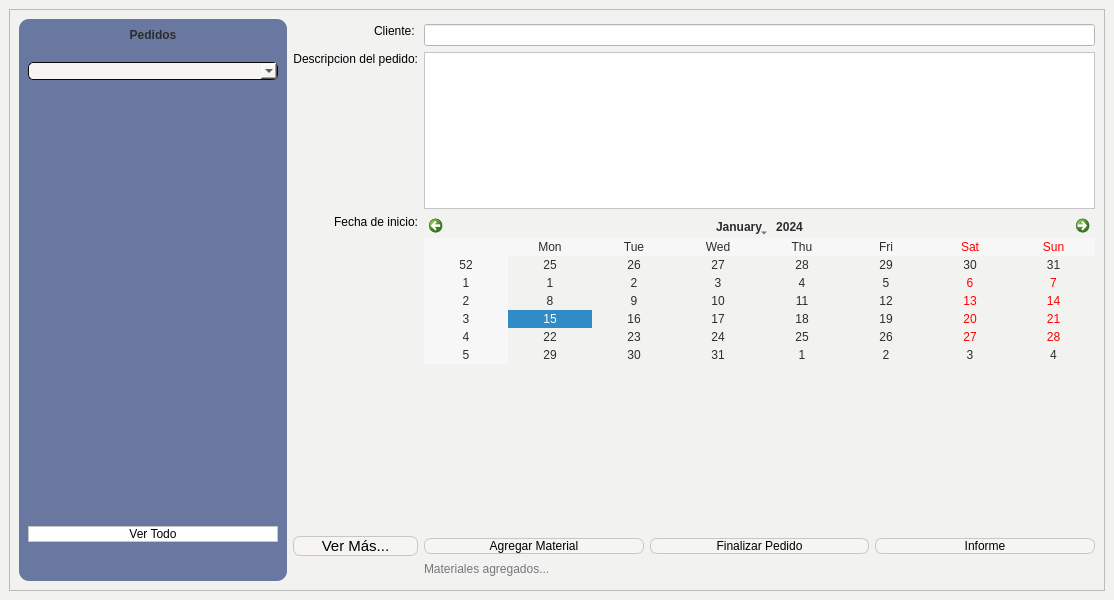
The window that Proyecto/Interfaces/Ui/Vista_previa_pedidos_window.ui (EdCenten0/MAPA-Python) describes before a commit, drawn with Qt 5.
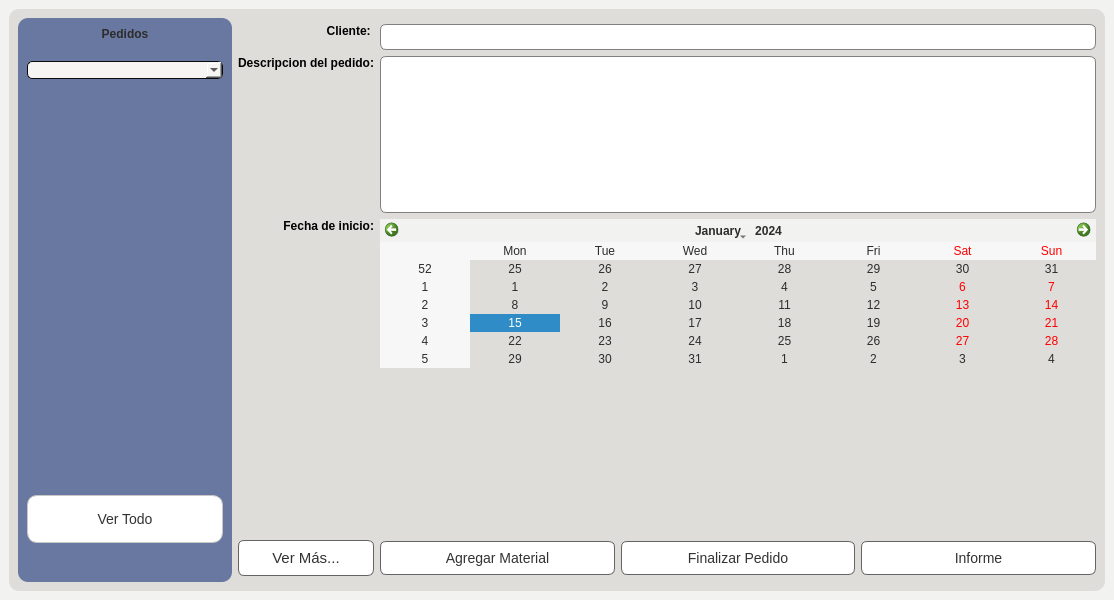
The same window after the commit.

Diff of the .ui file:
```diff
--- a/Proyecto/Interfaces/Ui/Vista_previa_pedidos_window.ui
+++ b/Proyecto/Interfaces/Ui/Vista_previa_pedidos_window.ui
@@ -20,7 +20,7 @@
    <string>Vista previa de pedidos</string>
   </property>
   <property name="styleSheet">
-   <string notr="true">background-color: rgb(63, 73, 100);</string>
+   <string notr="true">background-color: rgb(222, 221, 218);</string>
   </property>
   <widget class="QWidget" name="centralwidget">
    <property name="styleSheet">
@@ -30,21 +30,71 @@
     <item row="0" column="0">
      <widget class="QFrame" name="frame_2">
       <property name="styleSheet">
-       <string notr="true">QPushButton{
-		background-color: rgb(255, 255, 255);	
-		border:1px solid #c7c7c7;
-		border-radius:7px;
-		background-color:rgb(246, 245, 244);
+       <string notr="true">QPushButton {
+	background-color:rgb(255, 255, 255);
+	border:1px solid rgb(100,100,100);
+	color:rgb(50,50,50);
+    padding: 8px 16px;
+    border-radius: 6px;
+    font-size: 14px;
 }
 
-QPushButton:hover{
-		background-color:#c7c7c7;
-		border:1px solid rgb(255,255,255);
+QPushButton:hover {
+    background-color: #D6D2D1;
+}
+
+QPushButton:pressed {
+    background-color: #52c7ff;
+}
+
+QLabel{
+		font-weight:500;
 }
 
 *{
 		font-family:&quot;Inter&quot;, sans-serif;
+		
 }
+
+QFrame{
+		background-color: rgb(222, 221, 218);
+		border-radius:10%;
+}
+
+QLineEdit {
+    background-color: white;
+    border: 1px solid gray;
+    padding: 4px;
+    border-radius: 6px;
+    font-size: 12px;
+}
+
+QLineEdit:focus {
+    border-color: #3daee9;
+    outline: none;
+}
+
+QLineEdit::hover {
+    background-color: #f0f0f0;
+}
+
+QTextEdit {
+    background-color: white;
+    border: 1px solid gray;
+    padding: 4px;
+    border-radius: 6px;
+    font-size: 12px;
+}
+
+QTextEdit:focus {
+    border-color: #3daee9;
+    outline: none;
+}
+
+QTextEdit::hover {
+    background-color: #f0f0f0;
+}
+
 </string>
       </property>
       <property name="frameShape">
@@ -55,7 +105,7 @@
       </property>
       <layout class="QGridLayout" name="gridLayout_3">
        <item row="0" column="0">
-        <layout class="QHBoxLayout" name="horizontalLayout" stretch="1,3">
+        <layout class="QHBoxLayout" name="horizontalLayout" stretch="1,4">
          <item>
           <widget class="QFrame" name="frame">
            <property name="styleSheet">
@@ -138,6 +188,21 @@
               </item>
               <item>
                <widget class="QPushButton" name="pushButton_5">
+                <property name="enabled">
+                 <bool>true</bool>
+                </property>
+                <property name="minimumSize">
+                 <size>
+                  <width>0</width>
+                  <height>0</height>
+                 </size>
+                </property>
+                <property name="baseSize">
+                 <size>
+                  <width>0</width>
+                  <height>0</height>
+                 </size>
+                </property>
                 <property name="cursor">
                  <cursorShape>PointingHandCursor</cursorShape>
                 </property>
@@ -145,6 +210,7 @@
                  <string notr="true">QPushButton{
 		background-color: rgb(255, 255, 255);	
 		border:1px solid #c7c7c7;
+		height:30px;
 
 }
 
@@ -274,39 +340,6 @@
              </property>
             </spacer>
            </item>
-           <item row="6" column="1">
-            <widget class="QLabel" name="label_6">
-             <property name="cursor">
-              <cursorShape>PointingHandCursor</cursorShape>
-             </property>
-             <property name="styleSheet">
-              <string notr="true">QLabel{
-	font-weight:200;
-	color: rgb(119, 118, 123);
-}
-
-QLabel:hover{
-	color: rgb(26, 95, 180);
-}</string>
-             </property>
-             <property name="text">
-              <string>Materiales agregados...</string>
-             </property>
-            </widget>
-           </item>
-           <item row="7" column="1">
-            <spacer name="verticalSpacer_3">
-             <property name="orientation">
-              <enum>Qt::Vertical</enum>
-             </property>
-             <property name="sizeHint" stdset="0">
-              <size>
-               <width>20</width>
-               <height>40</height>
-              </size>
-             </property>
-            </spacer>
-           </item>
            <item row="3" column="0">
             <widget class="QLabel" name="label_5">
              <property name="text">
@@ -337,6 +370,19 @@
              </property>
             </widget>
            </item>
+           <item row="6" column="1">
+            <spacer name="verticalSpacer_3">
+             <property name="orientation">
+              <enum>Qt::Vertical</enum>
+             </property>
+             <property name="sizeHint" stdset="0">
+              <size>
+               <width>20</width>
+               <height>40</height>
+              </size>
+             </property>
+            </spacer>
+           </item>
           </layout>
          </item>
         </layout>
```
Left out of the diff: 90 changed lines with no effect on the pictures.
